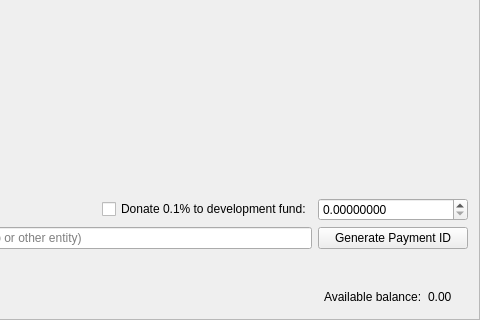
The window that src/gui/ui/sendframe.ui (niobio-cash/niobiomoneywallet) describes before a commit, drawn with Qt 5; both pictures show x 386 to 866 and y 270 to 590 of the 866 by 590 pixel window.
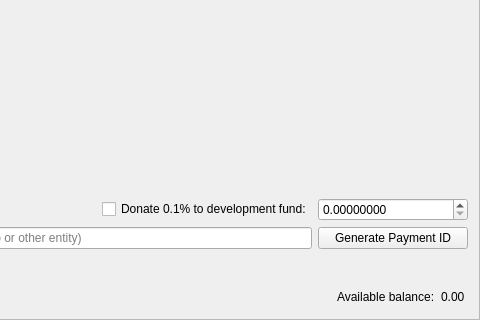
The same window after the commit. Icons and pictures are not drawn.

Commit message: :recycle: refactor(rebrand): :art: styles, icons and ticker

Diff of the .ui file:
```diff
--- a/src/gui/ui/sendframe.ui
+++ b/src/gui/ui/sendframe.ui
@@ -409,13 +409,6 @@
        </property>
       </widget>
      </item>
-     <item>
-      <widget class="QLabel" name="m_tickerLabel">
-       <property name="text">
-        <string notr="true"/>
-       </property>
-      </widget>
-     </item>
     </layout>
    </item>
   </layout>
```
Left out of the diff: 21 changed lines with no effect on the pictures. Lines whose indentation alone changed are shown as unchanged. The commit also changes 16 other files.
